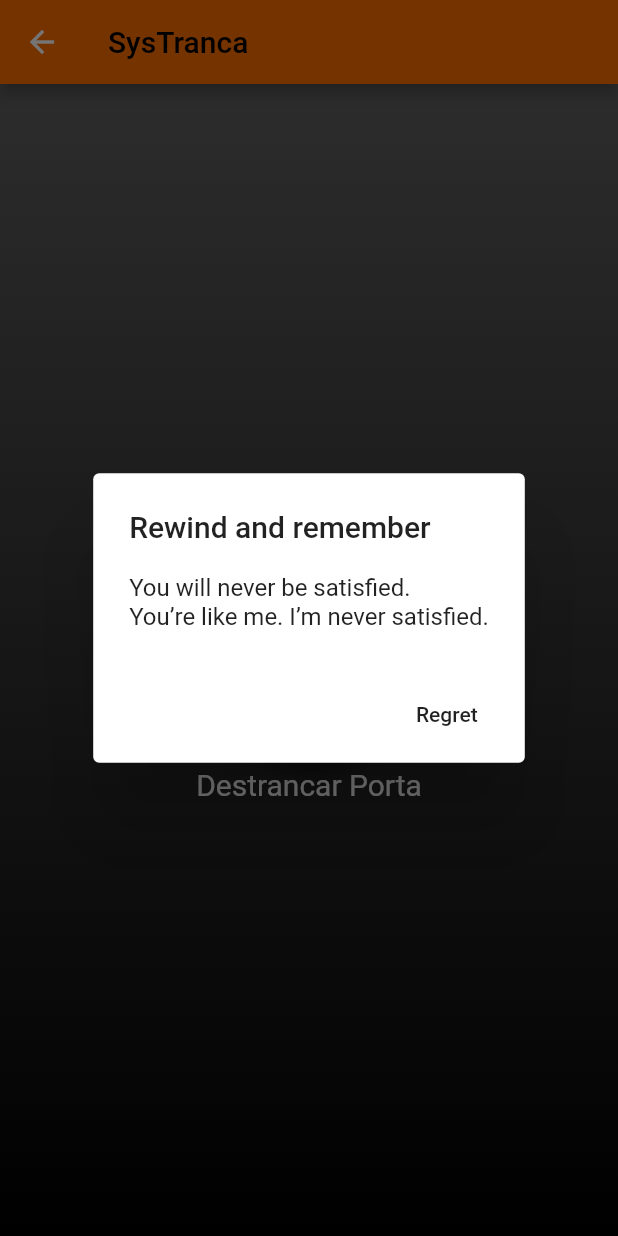
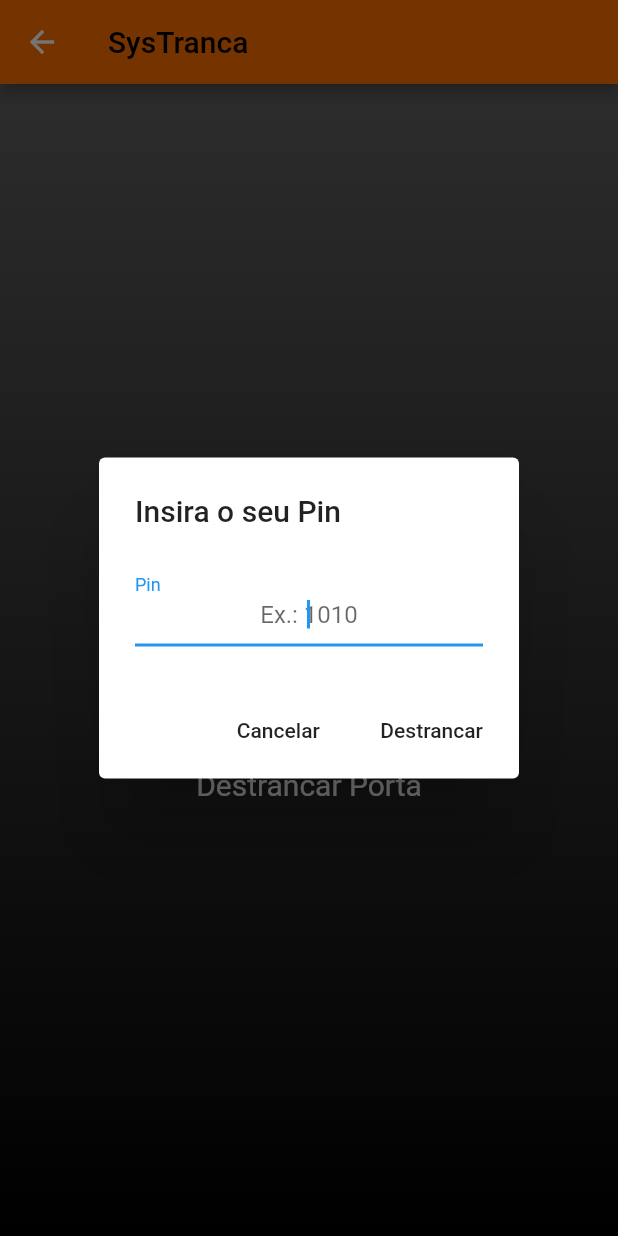
Before and after one commit to esron/systranca_app, a Flutter app: the HomeScreen screen opened by its route, after a tap on the "lock open" icon, on a phone screen of 412 x 824 dp. Run offline on Flutter 3.47's test engine with Material 2 defaults, Android fonts, the light colour scheme and no system bars; our stand-ins replace flutter_dotenv.

Commit message:
unlock dialog styles

```diff
--- a/lib/screens/home.dart
+++ b/lib/screens/home.dart
@@ -88,18 +88,36 @@ class _HomeScreenState extends State<HomeScreen> {
       barrierDismissible: false, // user must tap button!
       builder: (BuildContext context) {
         return AlertDialog(
-          title: Text('Rewind and remember'),
+          title: Text('Insira o seu Pin'),
           content: SingleChildScrollView(
-            child: ListBody(
+            child: Row(
               children: <Widget>[
-                Text('You will never be satisfied.'),
-                Text('You\’re like me. I’m never satisfied.'),
+                Expanded(
+                  child: TextField(
+                    keyboardType: TextInputType.numberWithOptions(
+                      decimal: true,
+                    ),
+                    textAlign: TextAlign.center,
+                    autofocus: true,
+                    obscureText: true,
+                    decoration: InputDecoration(
+                      labelText: 'Pin',
+                      hintText: 'Ex.: 1010',
+                    ),
+                  ),
+                ),
               ],
             ),
           ),
           actions: <Widget>[
             FlatButton(
-              child: Text('Regret'),
+              child: Text('Cancelar'),
+              onPressed: () {
+                Navigator.of(context).pop();
+              },
+            ),
+            FlatButton(
+              child: Text('Destrancar'),
               onPressed: () {
                 Navigator.of(context).pop();
               },
```
